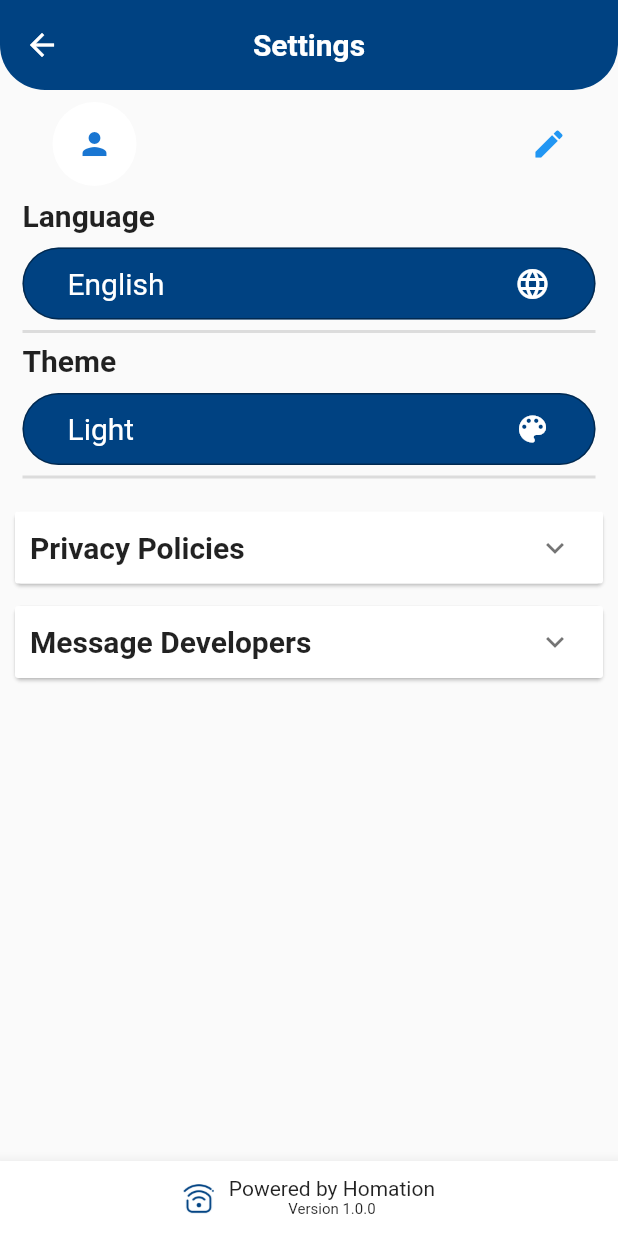
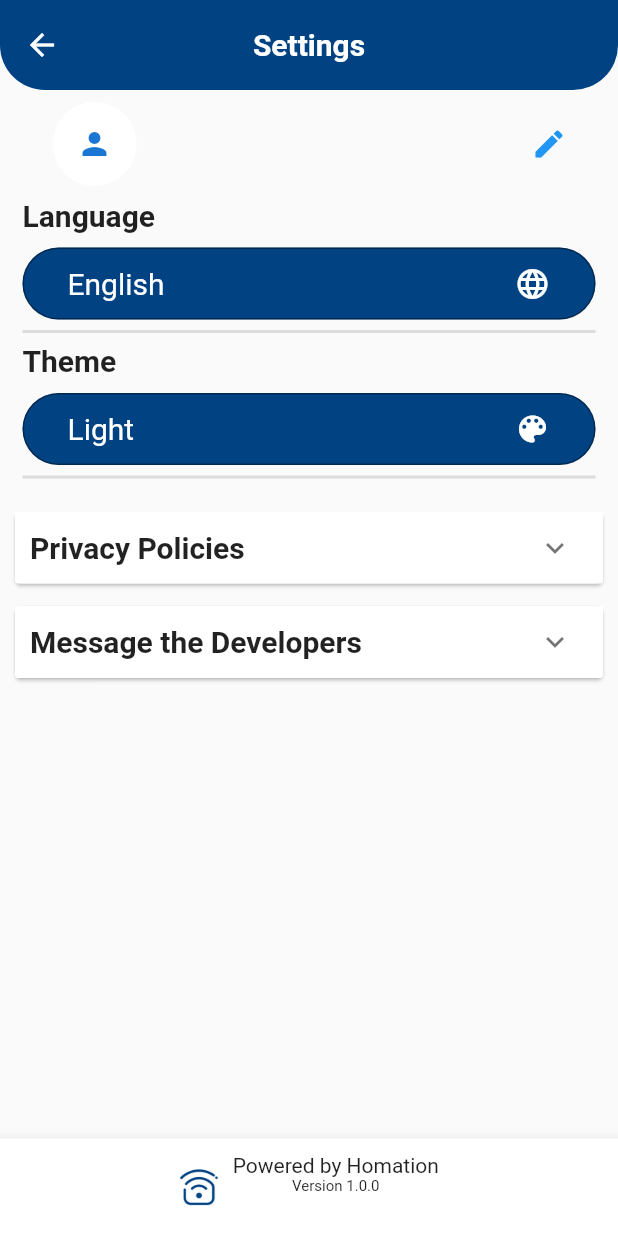
Before and after one commit to Ahmed-Khaled-ibrahem/pharmacyMobileApp, a Flutter app: the SettingsScreen screen opened directly, on a phone screen of 412 x 824 dp. Run offline on Flutter 3.47's test engine with Material 2 defaults, Android fonts, the phone set to English and light mode, and no system bars; our stand-ins replace cached_network_image, carousel_slider, cloud_firestore, connectivity_plus, dio, easy_dynamic_theme and 23 more; missing offline and left inert: dash_chat, flutter_vibrate; accounts and stored records are empty; generated files the repository leaves out were written again; network calls fail.

Commit message:
settings screen arabic

```diff
--- a/lib/screens/settings.dart
+++ b/lib/screens/settings.dart
@@ -12,6 +12,8 @@ import 'package:pharmacyapp/shared/pref_helper.dart';
 import 'package:pharmacyapp/contsants/themes.dart';
 import '../main.dart';
 import '../reusable/components.dart';
+import 'package:flutter_gen/gen_l10n/app_localizations.dart';
+
 
 // ignore: must_be_immutable
 class SettingsScreen extends StatelessWidget {
@@ -30,10 +32,10 @@ class SettingsScreen extends StatelessWidget {
         AppCubit cubit = AppCubit.get(context);
 
         late List<Widget> headList = [
-          headTitle("Privacy Policies"),
-          headTitle("Message Developers"),
+          headTitle(AppLocalizations.of(context)!.privacy_policies),
+          headTitle(AppLocalizations.of(context)!.message_developers),
         ];
-        late List<Widget> contentList = [w1(), messageDevCont()];
+        late List<Widget> contentList = [w1(), messageDevCont(context)];
 
         return GestureDetector(
           onTap: () => FocusScope.of(context).unfocus(),
@@ -48,9 +50,9 @@ class SettingsScreen extends StatelessWidget {
                 ),
                 backgroundColor: themeColor,
                 elevation: 0,
-                title: const Text(
-                  "Settings",
-                  style: TextStyle(fontSize: 20, fontWeight: FontWeight.bold),
+                title:  Text(
+                  AppLocalizations.of(context)!.settings,
+                  style: const TextStyle(fontSize: 20, fontWeight: FontWeight.bold),
                 )),
             body: SingleChildScrollView(
               physics: defaultScrollPhysics,
@@ -105,9 +107,9 @@ class SettingsScreen extends StatelessWidget {
                             thickness: 2,
                           ),
                         ),
-                        const Text(
-                          "Language",
-                          style: TextStyle(
+                        Text(
+                          AppLocalizations.of(context)!.language,
+                          style: const TextStyle(
                               fontSize: 20, fontWeight: FontWeight.bold),
                         ),
                         defaultSpaceH(10),
@@ -132,7 +134,7 @@ class SettingsScreen extends StatelessWidget {
                                       value: "English",
                                     ),
                                     DropdownMenuItem(
-                                        child: Text("Arabic"), value: "Arabic"),
+                                        child: Text("العربية"), value: "Arabic"),
                                     DropdownMenuItem(
                                       child: Text("System"),
                                       value: "System",
@@ -163,9 +165,9 @@ class SettingsScreen extends StatelessWidget {
                         const Divider(
                           thickness: 2,
                         ),
-                        const Text(
-                          "Theme",
-                          style: TextStyle(
+                         Text(
+                          AppLocalizations.of(context)!.theme,
+                          style: const TextStyle(
                               fontSize: 20, fontWeight: FontWeight.bold),
                         ),
                         defaultSpaceH(10),
@@ -276,7 +278,7 @@ class SettingsScreen extends StatelessWidget {
               ),
             ),
             bottomNavigationBar: BottomAppBar(
-              child: footer(),
+              child: footer(context),
             ),
           ),
         );
@@ -356,7 +358,7 @@ class SettingsScreen extends StatelessWidget {
     );
   }
 
-  Widget messageDevCont() {
+  Widget messageDevCont(BuildContext context) {
     return Padding(
       padding: const EdgeInsets.all(8.0),
       child: Form(
@@ -364,14 +366,14 @@ class SettingsScreen extends StatelessWidget {
         child: Column(
           children: [
             defaultTextField(
-                label: "Message",
+                label: AppLocalizations.of(context)!.message,
                 controller: message,
                 prefixIcon: Icons.message_outlined,
-                validateString: "Message Shouldn't be Empty",
+                validateString: AppLocalizations.of(context)!.error_message,
                 keyboardType: TextInputType.multiline,
                 lineCount: 2),
             ElevatedButton.icon(
-                label: const Text("Send"),
+                label: Text(AppLocalizations.of(context)!.send),
                 icon: const Icon(Icons.send_rounded),
                 style: ElevatedButton.styleFrom(
                     primary: themeColor,
@@ -380,7 +382,7 @@ class SettingsScreen extends StatelessWidget {
                         borderRadius: BorderRadius.circular(80))),
                 onPressed: () {
                   if (formKey.currentState!.validate()) {
-                    sendMessage();
+                    sendMessage(context);
                   }
                 }),
           ],
@@ -389,8 +391,8 @@ class SettingsScreen extends StatelessWidget {
     );
   }
 
-  void sendMessage() {
-    EasyLoading.show(status: "sending message...");
+  void sendMessage(BuildContext context) {
+    EasyLoading.show(status: AppLocalizations.of(context)!.sending_message);
     String phone;
     String name;
 
@@ -410,15 +412,15 @@ class SettingsScreen extends StatelessWidget {
       "read": false,
       "time": DateTime.now().toString(),
     }).then((value) {
-      EasyLoading.showToast("message sent successfully");
+      EasyLoading.showToast(AppLocalizations.of(context)!.message_sent_successfully);
       message.clear();
     }).catchError((err) {
       EasyLoading.dismiss();
-      EasyLoading.showError("Error while sending the message");
+      EasyLoading.showError(AppLocalizations.of(context)!.error_sending_message);
     });
   }
 
-  Widget footer() {
+  Widget footer(BuildContext context) {
     return Padding(
       padding: const EdgeInsets.symmetric(vertical: 10),
       child: Row(
@@ -426,18 +428,18 @@ class SettingsScreen extends StatelessWidget {
         children: [
           Image.asset(
             "assets/images/HomationLogo.png",
-            height: 20,
+            height: 25,
             color: themeColor,
           ),
           defaultSpaceW(10),
           SizedBox(
-            height: 30,
+            height: 45,
             child: Column(
-              children: const [
-                Text("Powered by Homation"),
+              children: [
+                Text(AppLocalizations.of(context)!.powered_by_homation),
                 Text(
-                  "Version 1.0.0",
-                  style: TextStyle(fontSize: 10),
+                  AppLocalizations.of(context)!.version + " 1.0.0",
+                  style: const TextStyle(fontSize: 10),
                 ),
               ],
             ),
```
Also changed, not shown: lib/l10n/app_ar.arb (+16 -1 lines), lib/l10n/app_en.arb (+17 -2 lines).
